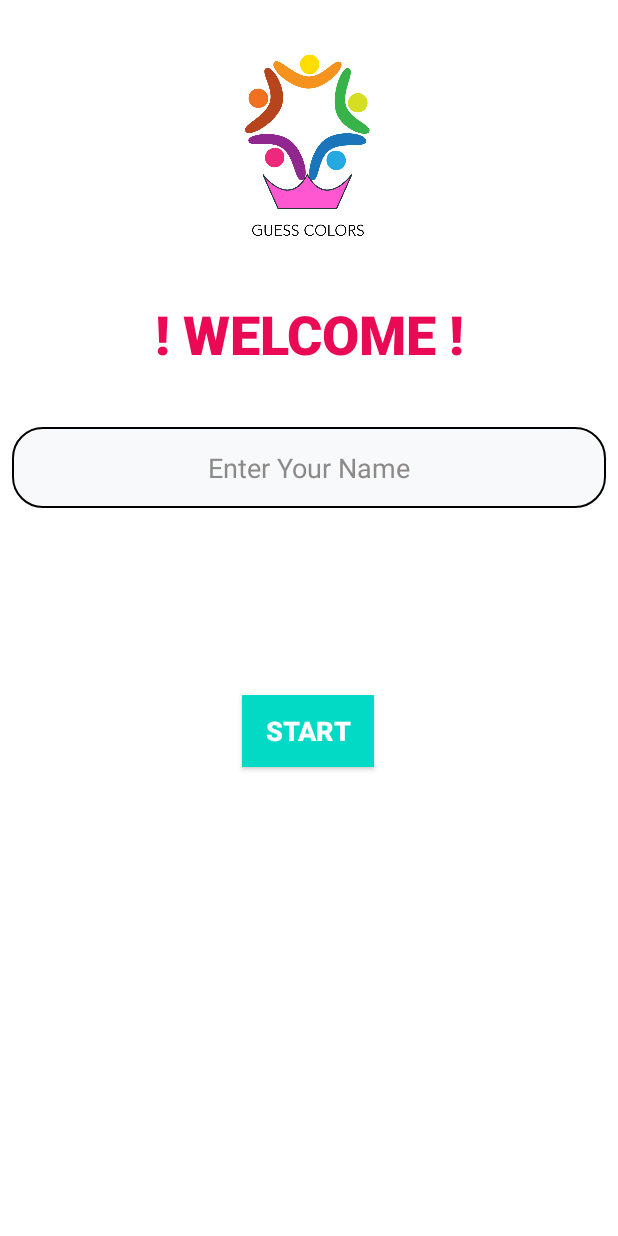
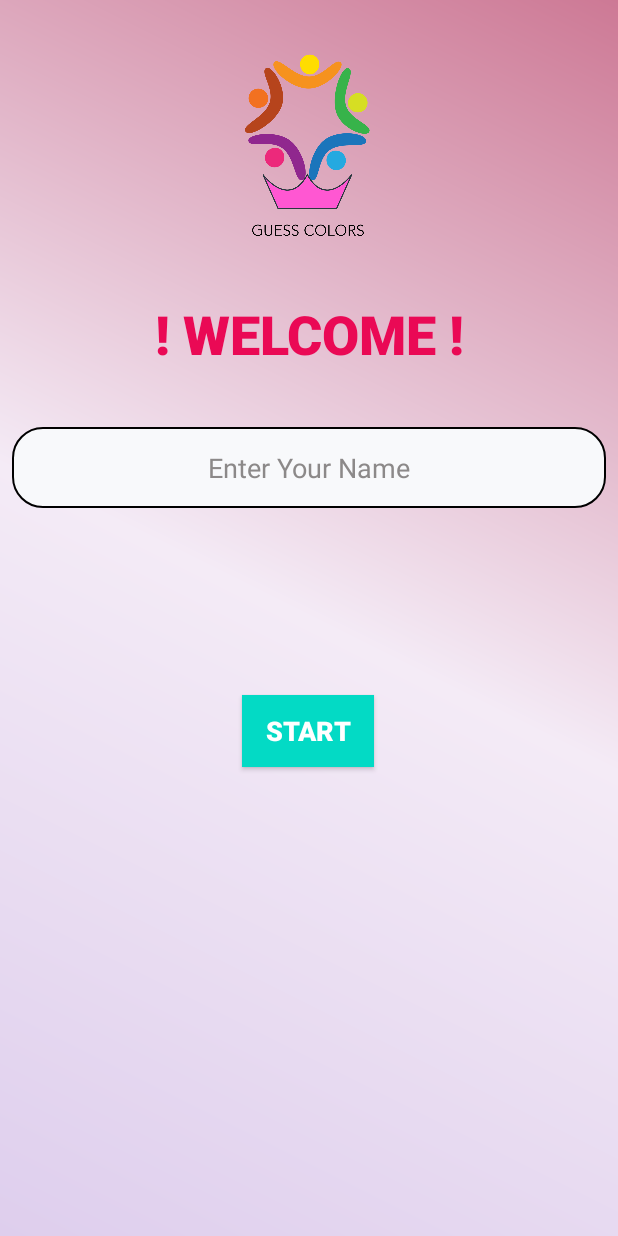
Before and after one commit to ghanavinodhini/QuizApplication, an Android app: the screen it shows after launch (MainActivity), on a phone screen of 412 x 824 dp. Run offline under Robolectric (Android 15) with nearby library versions, the phone set to English and light mode, and no system bars.

Commit message:
changed background

```diff
--- a/app/src/main/res/layout/activity_main.xml
+++ b/app/src/main/res/layout/activity_main.xml
@@ -4,7 +4,7 @@
     xmlns:tools="http://schemas.android.com/tools"
     android:layout_width="match_parent"
     android:layout_height="match_parent"
-    android:background = "@color/design_default_color_background"
+    android:background = "@drawable/app_background_colour"
     android:textAlignment="center"
     tools:context=".MainActivity">
 
```
